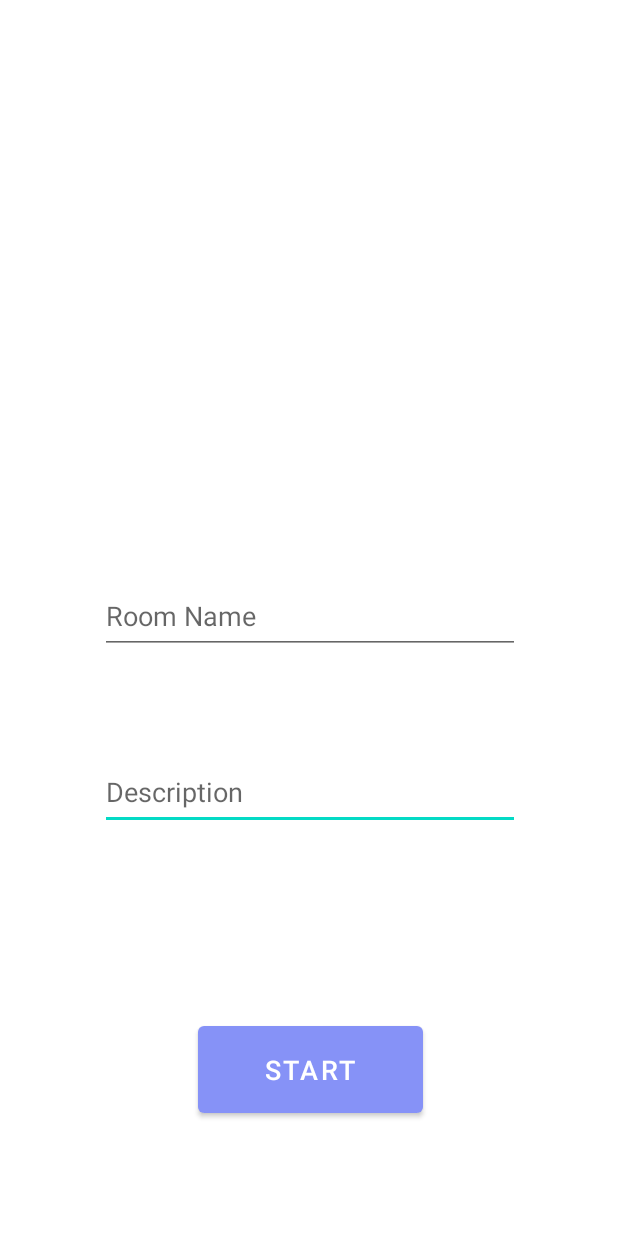
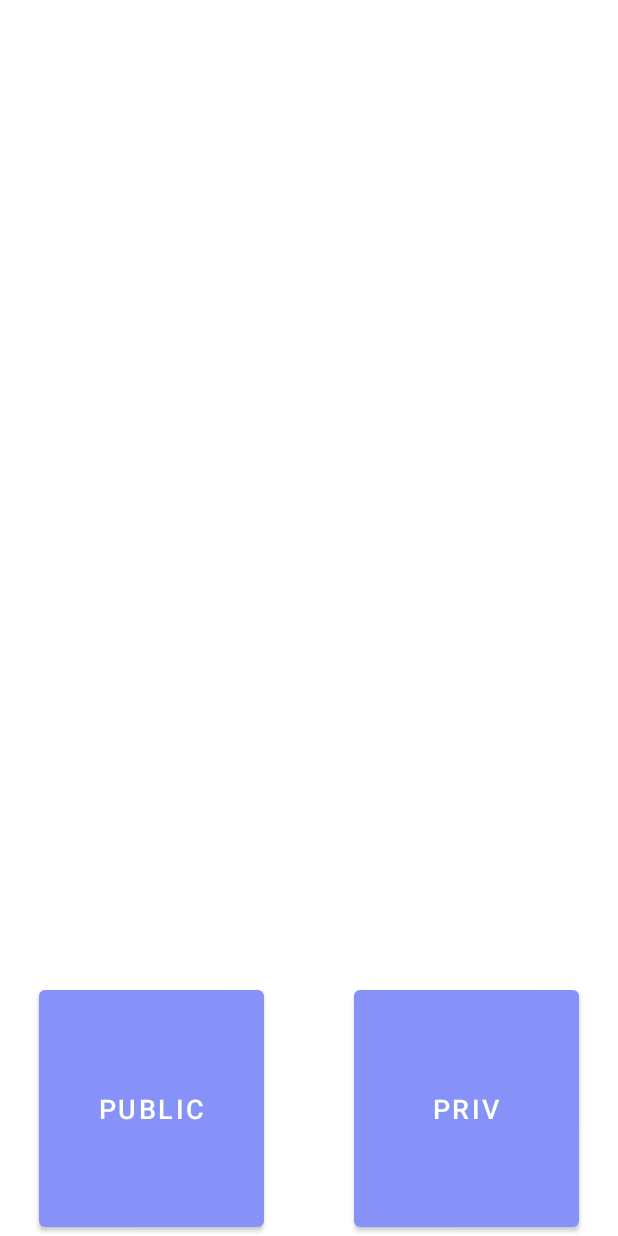
Before and after one commit to waterextract/Projekt_Inzynieria_Oprogramowania, an Android app: the MakeRoom screen opened directly, with no data from a screen before it, on a phone screen of 412 x 824 dp. Run offline under Robolectric (Android 15) with nearby library versions, the phone set to English and light mode, and no system bars; our stand-ins replace Firebase (no records; nobody signed in at launch, a user with empty details on screens opened directly).

Commit message:
Initial Commit

```diff
--- a/app/src/main/java/com/juliaijustyna/apka/MakeRoom.kt
+++ b/app/src/main/java/com/juliaijustyna/apka/MakeRoom.kt
@@ -17,26 +17,15 @@ class MakeRoom : AppCompatActivity() {
 
         // Znajdź przycisk i pola tekstowe w widoku
         val addButton: Button = findViewById(R.id.add_button)
-        val descEditText: EditText = findViewById(R.id.Desc)
-        val nameEditText: EditText = findViewById(R.id.name)
+        val pubButton: Button = findViewById(R.id.pub_button)
+
 
         // Ustaw nasłuchiwacz zdarzeń dla przycisku "START"
-        addButton.setOnClickListener {
-            // Pobierz dane z pól tekstowych
-            val roomName = nameEditText.text.toString().trim()
-            val roomDesc = descEditText.text.toString().trim()
-
-            // Sprawdź, czy pola nie są puste
-            if (roomName.isEmpty() || roomDesc.isEmpty()) {
-                Toast.makeText(this, "Proszę wypełnić wszystkie pola", Toast.LENGTH_SHORT).show()
-            } else {
-                // Utwórz pokój w bazie danych Firebase
-                createRoom(roomName, roomDesc)
-            }
-        }
+        addButton.setOnClickListener {  createRoom() }
+        pubButton.setOnClickListener {  Toast.makeText(this, "WORK IN PROGRESS", Toast.LENGTH_SHORT).show() }
     }
 
-    private fun createRoom(roomName: String, roomDesc: String) {
+    private fun createRoom() {
         val currentUser = FirebaseAuth.getInstance().currentUser
         if (currentUser != null) {
             // Generuj unikalne id pokoju
--- a/app/src/main/res/layout/activity_room.xml
+++ b/app/src/main/res/layout/activity_room.xml
@@ -12,41 +12,29 @@
     <Button
         android:id="@+id/add_button"
         android:layout_width="150dp"
-        android:layout_height="70dp"
-        android:text="START"
+        android:layout_height="170dp"
+        android:text="PRIV"
         android:textSize="18sp"
         app:layout_constraintBottom_toBottomOf="parent"
         app:layout_constraintEnd_toEndOf="parent"
-        app:layout_constraintHorizontal_bias="0.503"
+        app:layout_constraintHorizontal_bias="0.9"
         app:layout_constraintStart_toStartOf="parent"
         app:layout_constraintTop_toTopOf="parent"
-        app:layout_constraintVertical_bias="0.899"
+        app:layout_constraintVertical_bias="1"
         tools:ignore="MissingConstraints" />
 
-    <EditText
-        android:id="@+id/Desc"
-        android:layout_width="280dp"
-        android:layout_height="50dp"
-        android:hint="Description"
+    <Button
+        android:id="@+id/pub_button"
+        android:layout_width="150dp"
+        android:layout_height="170dp"
+        android:text="PUBLIC"
+        android:textSize="18sp"
         app:layout_constraintBottom_toBottomOf="parent"
         app:layout_constraintEnd_toEndOf="parent"
-        app:layout_constraintHorizontal_bias="0.503"
+        app:layout_constraintHorizontal_bias="0.1"
         app:layout_constraintStart_toStartOf="parent"
         app:layout_constraintTop_toTopOf="parent"
-        app:layout_constraintVertical_bias="0.650"
-        tools:ignore="MissingConstraints" />
-
-    <EditText
-        android:id="@+id/name"
-        android:layout_width="280dp"
-        android:layout_height="50dp"
-        android:hint="Room Name"
-        app:layout_constraintBottom_toBottomOf="parent"
-        app:layout_constraintEnd_toEndOf="parent"
-        app:layout_constraintHorizontal_bias="0.503"
-        app:layout_constraintStart_toStartOf="parent"
-        app:layout_constraintTop_toTopOf="parent"
-        app:layout_constraintVertical_bias="0.499"
+        app:layout_constraintVertical_bias="1"
         tools:ignore="MissingConstraints" />
 
 
```
Also changed, not shown: app/src/main/java/com/juliaijustyna/apka/AddQuestActivity.kt (+28 -17 lines), app/src/main/java/com/juliaijustyna/apka/LobbyActivity.kt (+37 -30 lines), app/src/main/res/layout/activity_lobby.xml (+11 -0 lines).
